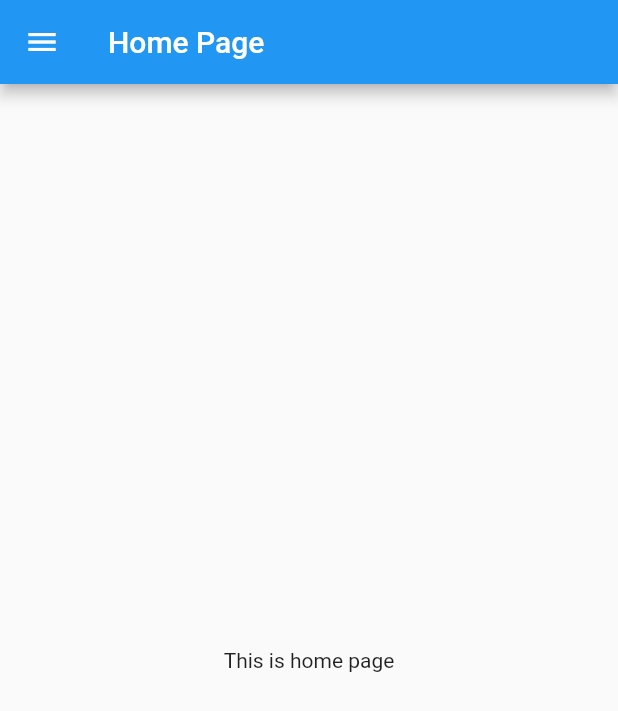
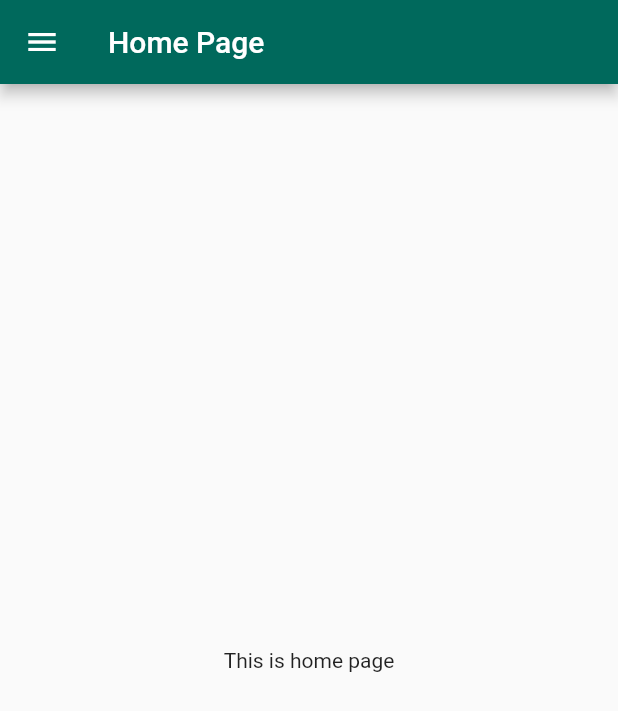
Before and after one commit to astaphobia/videos-playlist, a Flutter app: the screen it shows after launch, on a phone screen of 412 x 824 dp. Shown: the top 711 px of the screen. Run offline on Flutter 3.47's test engine with Material 2 defaults, Android fonts, the phone set to English and light mode, and no system bars; Roboto replaces fonts that are missing (Hind, Montserrat).

Commit message:
implement initial resource styles and strings to main.dart

```diff
--- a/lib/main.dart
+++ b/lib/main.dart
@@ -2,27 +2,18 @@ import 'package:flutter/material.dart';
 
 import 'package:vplay/src/routes.dart';
 import 'package:vplay/src/pages/home_page.dart';
+import 'package:vplay/src/res/values/strings.dart';
+import 'package:vplay/src/res/values/styles.dart';
 
 void main() => runApp(MyApp());
 
 class MyApp extends StatelessWidget {
-  // This widget is the root of your application.
+
   @override
   Widget build(BuildContext context) {
     return MaterialApp(
-      title: 'Flutter Demo',
-      theme: ThemeData(
-        // This is the theme of your application.
-        //
-        // Try running your application with "flutter run". You'll see the
-        // application has a blue toolbar. Then, without quitting the app, try
-        // changing the primarySwatch below to Colors.green and then invoke
-        // "hot reload" (press "r" in the console where you ran "flutter run",
-        // or simply save your changes to "hot reload" in a Flutter IDE).
-        // Notice that the counter didn't reset back to zero; the application
-        // is not restarted.
-        primarySwatch: Colors.blue,
-      ),
+      title: Strings.appTitle,
+      theme: Styles.mainTheme,
       home: HomePage(),
       routes: routes,
     );
```
